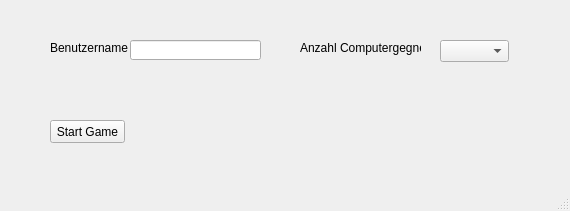
Before: the Qt Designer form Cluedo/UI/StartGameUI.ui in haegar80/Cluedo, drawn with Qt 5.
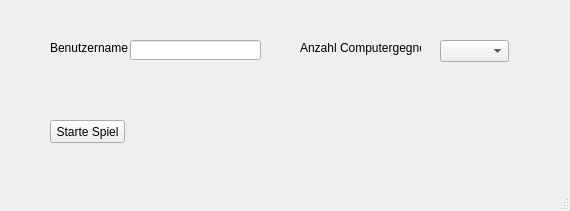
After: the same form once the commit is applied.

```diff
--- a/Cluedo/UI/StartGameUI.ui
+++ b/Cluedo/UI/StartGameUI.ui
@@ -70,7 +70,7 @@
      </rect>
     </property>
     <property name="text">
-     <string>Start Game</string>
+     <string>Starte Spiel</string>
     </property>
    </widget>
   </widget>
```
